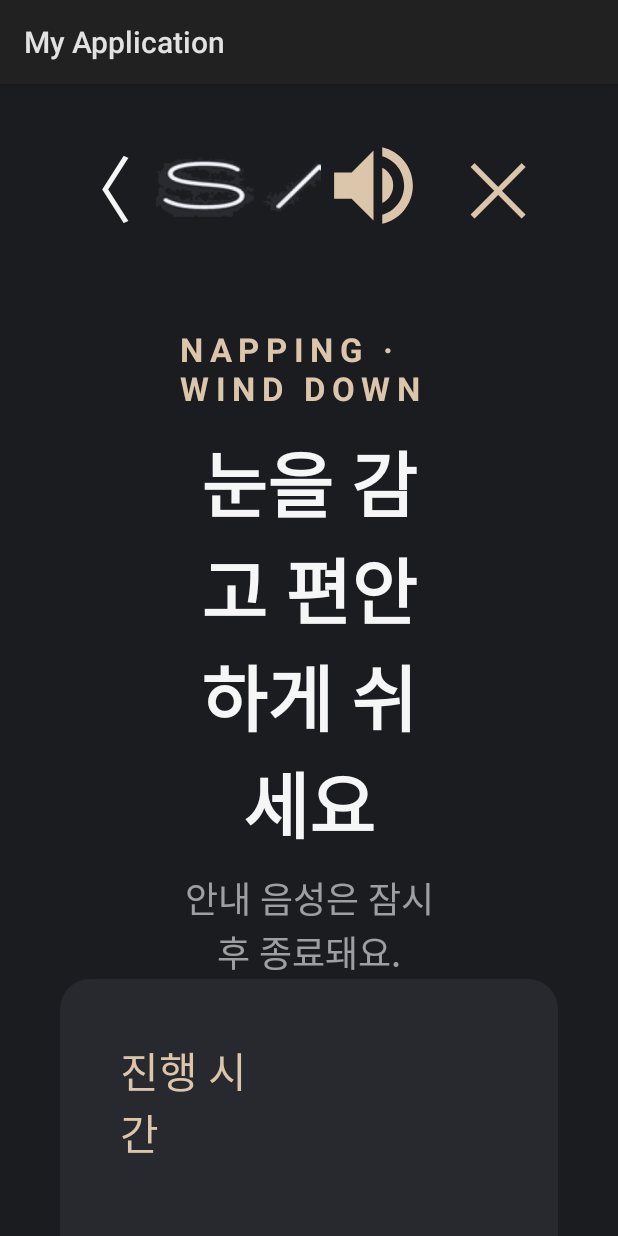
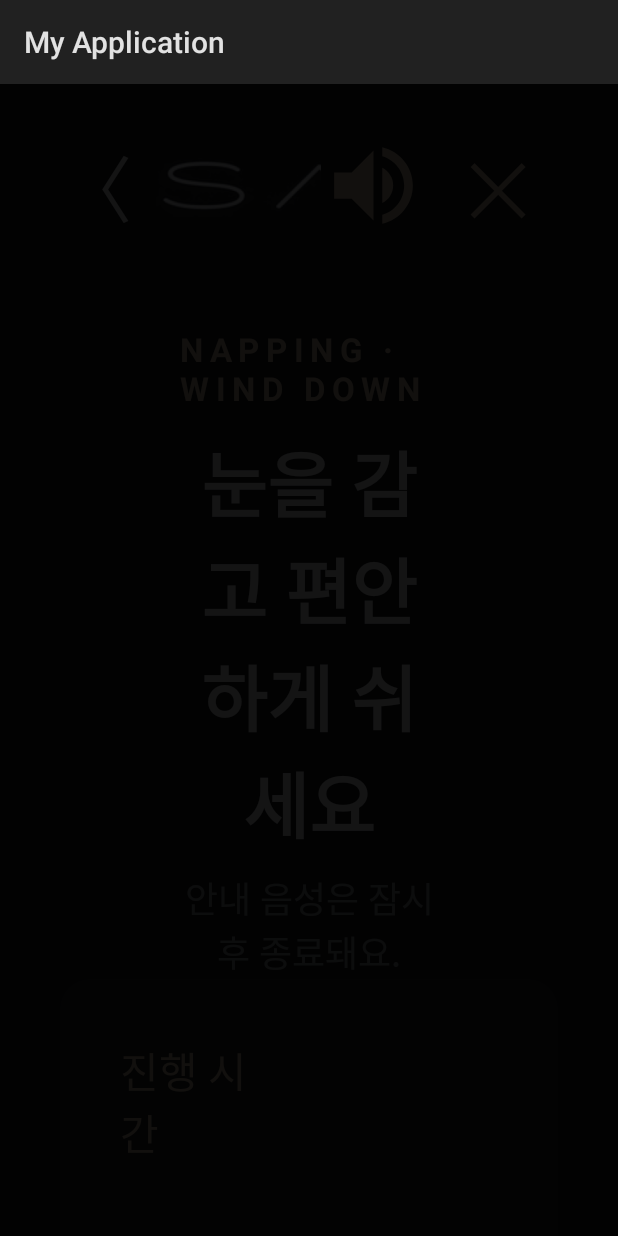
Before and after one commit to yoojinsong-cs/pleos-connect-app, an Android app: the NappingActivity screen opened directly, with no data from a screen before it, on a phone screen of 412 x 824 dp. Run offline under Robolectric (Android 15) with nearby library versions, the phone set to English and light mode, and no system bars; libraries missing offline, so code that uses them is left out: ai.pleos.playground; 3 statements that could not run were skipped.

Commit message:
타이머 테스트 용 1분 고정

```diff
--- a/automotive/src/main/java/com/example/myapplication/NappingActivity.kt
+++ b/automotive/src/main/java/com/example/myapplication/NappingActivity.kt
@@ -9,6 +9,7 @@ import android.media.MediaPlayer
 import android.os.Bundle
 import android.os.Handler
 import android.os.Looper
+import android.view.View
 import android.view.WindowManager
 import android.widget.Button
 import android.widget.ImageButton
@@ -20,22 +21,20 @@ import java.util.Locale
 
 class NappingActivity : FragmentActivity() {
 
-    private var totalSeconds = 20 * 60  // Intent로 덮어씌워짐
+    private var totalSeconds = 20 * 60
     private var elapsedSeconds = 0
     private val handler = Handler(Looper.getMainLooper())
 
     // TTS
     private lateinit var tts: TextToSpeech
     private var ttsReady = false
-    private var sleepSpoken = false
-    private var wakeSpoken = false
 
     // ASMR
     private var mediaPlayer: MediaPlayer? = null
     private var isMuted = false
     private var currentAsmr = R.raw.asmr1
 
-    // 화면 밝기
+    // 페이즈
     private var currentPhaseIndex = -1
 
     data class Phase(
@@ -58,7 +57,6 @@ class NappingActivity : FragmentActivity() {
         override fun run() {
             elapsedSeconds++
             updateUI()
-            checkTts()
             if (elapsedSeconds < totalSeconds) {
                 handler.postDelayed(this, 1000)
             } else {
@@ -71,19 +69,15 @@ class NappingActivity : FragmentActivity() {
         super.onCreate(savedInstanceState)
         setContentView(R.layout.activity_napping_progress)
 
-        // 시간 선택 화면에서 받아온 시간
         totalSeconds = intent.getIntExtra("TOTAL_SECONDS", 20 * 60)
 
-        // 뒤로가기: 이전 화면으로
         findViewById<TextView>(R.id.tvBack).setOnClickListener { finish() }
 
-        // X: 앱 완전 종료
         findViewById<TextView>(R.id.btnClose).setOnClickListener {
             finishAffinity()
             System.exit(0)
         }
 
-        // 스피커(음소거) 버튼
         val btnMute = findViewById<ImageButton>(R.id.btnMute)
         btnMute.setOnClickListener {
             isMuted = !isMuted
@@ -96,7 +90,6 @@ class NappingActivity : FragmentActivity() {
             }
         }
 
-        // ASMR 드롭다운
         val btnAsmrSelect = findViewById<Button>(R.id.btnAsmrSelect)
         btnAsmrSelect.setOnClickListener { view ->
             val popup = PopupMenu(this, view)
@@ -155,17 +148,9 @@ class NappingActivity : FragmentActivity() {
                 tts.setLocale(Locale.KOREA)
                 ttsReady = true
                 speak("눈을 감고 편안하게 쉬세요")
-                sleepSpoken = true
             }
             override fun onFailure(errorType: ErrorType) = Unit
         })
-    }
-
-    private fun checkTts() {
-        if (!wakeSpoken && elapsedSeconds >= totalSeconds) {
-            speak("다 쉬셨어요. 천천히 일어나세요")
-            wakeSpoken = true
-        }
     }
 
     private fun speak(text: String) {
@@ -178,6 +163,14 @@ class NappingActivity : FragmentActivity() {
         val params = window.attributes
         params.screenBrightness = brightness
         window.attributes = params
+        val alpha = if (brightness == WindowManager.LayoutParams.BRIGHTNESS_OVERRIDE_NONE) {
+            0f
+        } else {
+            (1f - brightness).coerceIn(0f, 0.95f)
+        }
+        runOnUiThread {
+            findViewById<View>(R.id.brightnessOverlay)?.alpha = alpha
+        }
     }
 
     // ── UI 업데이트 ────────────────────────────
@@ -187,14 +180,13 @@ class NappingActivity : FragmentActivity() {
         val phaseIndex = phases.indexOfLast { percent >= it.startPercent }.coerceAtLeast(0)
         val phase = phases[phaseIndex]
 
-        // 페이즈 전환 시 화면 밝기 조절
         if (phaseIndex != currentPhaseIndex) {
             currentPhaseIndex = phaseIndex
             when (phaseIndex) {
-                0 -> setScreenBrightness(0.08f)
-                1 -> setScreenBrightness(0.02f)
-                2 -> setScreenBrightness(0.3f)
-                3 -> setScreenBrightness(WindowManager.LayoutParams.BRIGHTNESS_OVERRIDE_NONE)
+                0 -> { setScreenBrightness(0.08f); speak("눈을 감고 편안하게 쉬세요") }
+                1 -> { setScreenBrightness(0.02f); speak("편안하게 쉬세요") }
+                2 -> { setScreenBrightness(0.3f); speak("천천히 깨어날 시간이에요") }
+                3 -> { setScreenBrightness(WindowManager.LayoutParams.BRIGHTNESS_OVERRIDE_NONE); speak("곧 완전히 깨어납니다") }
             }
         }
 
--- a/automotive/src/main/java/com/example/myapplication/NappingTimeSelectActivity.kt
+++ b/automotive/src/main/java/com/example/myapplication/NappingTimeSelectActivity.kt
@@ -42,7 +42,7 @@ class NappingTimeSelectActivity : FragmentActivity() {
         // 시작하기 버튼
         findViewById<Button>(R.id.btnStart).setOnClickListener {
             val intent = Intent(this, NappingActivity::class.java)
-            intent.putExtra("TOTAL_SECONDS", selectedMinutes * 60)
+            intent.putExtra("TOTAL_SECONDS", 1 * 60)
             startActivity(intent)
         }
     }
--- a/automotive/src/main/res/layout/activity_napping_progress.xml
+++ b/automotive/src/main/res/layout/activity_napping_progress.xml
@@ -1,7 +1,11 @@
 <?xml version="1.0" encoding="utf-8"?>
-<LinearLayout
+<FrameLayout
     xmlns:android="http://schemas.android.com/apk/res/android"
     xmlns:app="http://schemas.android.com/apk/res-auto"
+    android:layout_width="match_parent"
+    android:layout_height="match_parent">
+
+    <LinearLayout
         android:layout_width="match_parent"
         android:layout_height="match_parent"
         android:orientation="vertical"
@@ -242,3 +246,14 @@
         </LinearLayout>
 
     </LinearLayout>
+
+    <!-- 어두운 오버레이 -->
+    <View
+        android:id="@+id/brightnessOverlay"
+        android:layout_width="match_parent"
+        android:layout_height="match_parent"
+        android:background="#000000"
+        android:alpha="0"
+        android:clickable="false"/>
+
+</FrameLayout>
```
Lines whose indentation alone changed are shown as unchanged.
